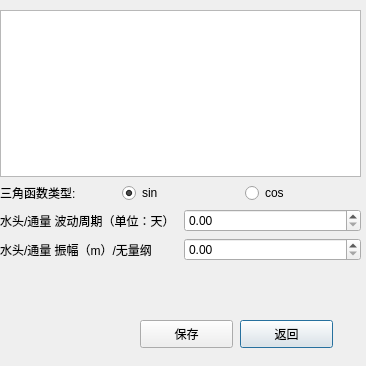
The window that set_new_wave_h.ui (Yulei-3005240023/Random_flow) describes before a commit, drawn with Qt 5.
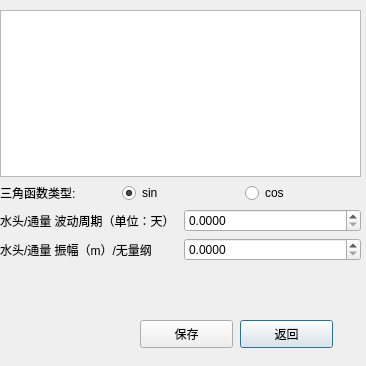
The same window after the commit.

Diff of the .ui file:
```diff
--- a/set_new_wave_h.ui
+++ b/set_new_wave_h.ui
@@ -65,6 +65,9 @@
       </item>
       <item>
        <widget class="QDoubleSpinBox" name="doubleSpinBox_cycle">
+        <property name="decimals">
+         <number>4</number>
+        </property>
         <property name="maximum">
          <double>9999.989999999999782</double>
         </property>
@@ -86,6 +89,9 @@
       </item>
       <item>
        <widget class="QDoubleSpinBox" name="doubleSpinBox_amplitude">
+        <property name="decimals">
+         <number>4</number>
+        </property>
         <property name="maximum">
          <double>9999.989999999999782</double>
         </property>
```
